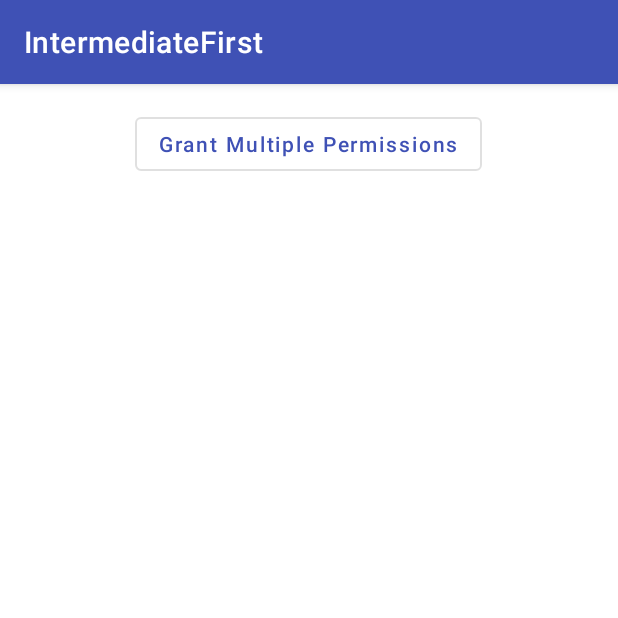
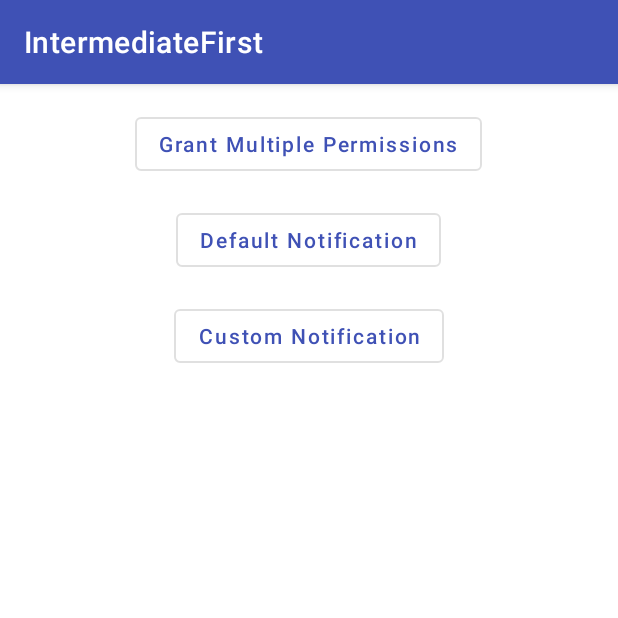
Before and after one commit to meta-jai-garg/android-training, an Android app: the screen it shows after launch (MainActivity), on a phone screen of 412 x 824 dp, the top half of it. Run offline under Robolectric (Android 15) with nearby library versions, the phone set to English and light mode, and no system bars.

Commit message:
Local notification complete

```diff
--- a/IntermediateFirst/app/src/main/java/com/metacube/intermediatefirst/MainActivity.java
+++ b/IntermediateFirst/app/src/main/java/com/metacube/intermediatefirst/MainActivity.java
@@ -1,6 +1,11 @@
 package com.metacube.intermediatefirst;
 
 import android.Manifest;
+import android.app.NotificationChannel;
+import android.app.NotificationManager;
+import android.app.PendingIntent;
+import android.content.Context;
+import android.content.Intent;
 import android.content.pm.PackageManager;
 import android.os.Build;
 import android.support.annotation.NonNull;
@@ -8,17 +13,19 @@ import android.support.annotation.RequiresApi;
 import android.support.design.button.MaterialButton;
 import android.support.design.widget.Snackbar;
 import android.support.v4.app.ActivityCompat;
+import android.support.v4.app.NotificationCompat;
+import android.support.v4.app.NotificationManagerCompat;
 import android.support.v4.content.ContextCompat;
 import android.os.Bundle;
-import android.util.Log;
-import android.view.View;
 import android.widget.Toast;
 
-import java.util.Arrays;
 
 public class MainActivity extends BaseActivity {
 
-    private MaterialButton grantMultiplePermissionBtn;
+    private MaterialButton grantMultiplePermissionBtn, defaultNotificationBtn,
+            customNotificationBtn;
+
+    private final String CHANNEL_ID = "System";
 
     @Override
     protected void onCreate(Bundle savedInstanceState) {
@@ -31,12 +38,15 @@ public class MainActivity extends BaseActivity {
                     CONTACT_PERMISSION_REQUEST_CODE);
         }
 
+        createNotificationChannel();
         init();
         methodListener();
     }
 
     private void init() {
         grantMultiplePermissionBtn = findViewById(R.id.grantMultiplePermissionBtn);
+        defaultNotificationBtn = findViewById(R.id.defaultNotificationBtn);
+        customNotificationBtn = findViewById(R.id.customNotificationBtn);
     }
 
     private void methodListener() {
@@ -48,6 +58,66 @@ public class MainActivity extends BaseActivity {
                         MULTIPLE_PERMISSIONS_REQUEST_CODE);
             }
         });
+
+        defaultNotificationBtn.setOnClickListener(v -> {
+            Intent intent = new Intent(this, NotificationDetailsActivity.class);
+            intent.setFlags(Intent.FLAG_ACTIVITY_NEW_TASK | Intent.FLAG_ACTIVITY_CLEAR_TASK);
+            PendingIntent pendingIntent = PendingIntent.getActivity(this, 0, intent, 0);
+            NotificationCompat.Builder notificationBuilder = new NotificationCompat.Builder(this,
+                    CHANNEL_ID)
+                    .setSmallIcon(android.R.drawable.ic_btn_speak_now)
+                    .setContentTitle(getString(R.string.notification_title))
+                    .setContentText(getString(R.string.notification_content))
+                    .setPriority(NotificationCompat.PRIORITY_DEFAULT)
+                    .setAutoCancel(true)
+                    .setStyle(
+                            new NotificationCompat.BigTextStyle()
+                                    .bigText(getString(R.string.notification_content))
+                    ).setContentIntent(pendingIntent);
+            NotificationManagerCompat notificationManagerCompat = NotificationManagerCompat.from
+                    (this);
+            notificationManagerCompat.notify(1, notificationBuilder.build());
+        });
+
+        customNotificationBtn.setOnClickListener(v -> {
+            NotificationManagerCompat notificationManagerCompat = NotificationManagerCompat.from
+                    (this);
+            NotificationCompat.Builder notificationBuilder = new NotificationCompat.Builder(this,
+                    CHANNEL_ID)
+                    .setSmallIcon(android.R.drawable.arrow_down_float)
+                    .setContentTitle("Image Download")
+                    .setContentText("Download in progress")
+                    .setPriority(NotificationCompat.PRIORITY_LOW)
+                    .setProgress(100, 0, false);
+            notificationManagerCompat.notify(2, notificationBuilder.build());
+
+            new Thread(() -> {
+                for (int i = 1; i <= 100; i++) {
+                    notificationBuilder.setProgress(100, i, false);
+                    notificationManagerCompat.notify(2, notificationBuilder.build());
+                    try {
+                        Thread.sleep(100);
+                    } catch (InterruptedException e) {
+                        e.printStackTrace();
+                    }
+                }
+                notificationBuilder.setContentText("Download Complete")
+                        .setProgress(0, 0, false);
+                notificationManagerCompat.notify(2, notificationBuilder.build());
+            }).start();
+        });
+    }
+
+    private void createNotificationChannel() {
+        if (Build.VERSION.SDK_INT >= Build.VERSION_CODES.O) {
+            CharSequence name = getString(R.string.channel_name);
+            String description = getString(R.string.channel_description);
+            int importance = NotificationManager.IMPORTANCE_DEFAULT;
+            NotificationChannel channel = new NotificationChannel(CHANNEL_ID, name, importance);
+            channel.setDescription(description);
+            NotificationManager notificationManager = getSystemService(NotificationManager.class);
+            notificationManager.createNotificationChannel(channel);
+        }
     }
 
     @RequiresApi(api = Build.VERSION_CODES.M)
--- a/IntermediateFirst/app/src/main/res/layout/activity_main.xml
+++ b/IntermediateFirst/app/src/main/res/layout/activity_main.xml
@@ -1,6 +1,5 @@
 <?xml version="1.0" encoding="utf-8"?>
 <LinearLayout xmlns:android="http://schemas.android.com/apk/res/android"
-    xmlns:app="http://schemas.android.com/apk/res-auto"
     xmlns:tools="http://schemas.android.com/tools"
     android:id="@+id/container"
     android:layout_width="match_parent"
@@ -17,4 +16,25 @@
         android:layout_marginTop="16dp"
         android:text="@string/grant_multiple_permissions"
         android:textAllCaps="false" />
+
+    <android.support.design.button.MaterialButton
+        android:id="@+id/defaultNotificationBtn"
+        style="@style/Widget.MaterialComponents.Button.OutlinedButton"
+        android:layout_width="wrap_content"
+        android:layout_height="wrap_content"
+        android:layout_gravity="center"
+        android:layout_marginTop="16dp"
+        android:text="@string/default_notification"
+        android:textAllCaps="false" />
+
+    <android.support.design.button.MaterialButton
+        android:id="@+id/customNotificationBtn"
+        style="@style/Widget.MaterialComponents.Button.OutlinedButton"
+        android:layout_width="wrap_content"
+        android:layout_height="wrap_content"
+        android:layout_gravity="center"
+        android:layout_marginTop="16dp"
+        android:text="@string/custom_notification"
+        android:textAllCaps="false" />
+
 </LinearLayout>
--- a/IntermediateFirst/app/src/main/res/values/strings.xml
+++ b/IntermediateFirst/app/src/main/res/values/strings.xml
@@ -2,4 +2,12 @@
     <string name="app_name">IntermediateFirst</string>
     <string name="grant_multiple_permissions">Grant Multiple Permissions</string>
     <string name="permission_dialog_message">Please allow permissions in order to use full functionality of application.</string>
+    <string name="get_notification">Get Notification</string>
+    <string name="see_video">See Video</string>
+    <string name="default_notification">Default Notification</string>
+    <string name="custom_notification">Custom Notification</string>
+    <string name="notification_title">System Notification</string>
+    <string name="notification_content">This notification is good. You can do amazing stuff directly from here. You can actually do many things and in a while I\'m gonna tell you all those.</string>
+    <string name="channel_name">System</string>
+    <string name="channel_description">Require To Notify System Components</string>
 </resources>
--- a/IntermediateFirst/app/src/main/res/values/styles.xml
+++ b/IntermediateFirst/app/src/main/res/values/styles.xml
@@ -1,4 +1,4 @@
-<resources>
+<resources xmlns:tools="http://schemas.android.com/tools">
 
     <style name="AppTheme" parent="Theme.MaterialComponents.Light.DarkActionBar">
         <item name="colorPrimary">@color/colorPrimary</item>
@@ -6,14 +6,15 @@
         <item name="colorAccent">@color/colorAccent</item>
     </style>
 
-    <style name="CustomDialogTheme" parent="Theme.MaterialComponents.Light.Dialog.Alert">
+    <style name="CustomDialogTheme" parent="Theme.AppCompat.Light.Dialog.Alert">
         <!--buttons color-->
         <item name="colorAccent">@color/colorAccent</item>
         <!--title and message color-->
         <item name="android:textColorPrimary">@android:color/black</item>
         <!--dialog background-->
         <item name="android:windowBackground">@drawable/dialog_background</item>
-        <item name="android:buttonBarStyle">@style/Widget.MaterialComponents.Button.TextButton
+        <item name="android:buttonBarPositiveButtonStyle" tools:targetApi="lollipop">
+            @style/Widget.MaterialComponents.Button.TextButton.Dialog
         </item>
     </style>
 </resources>
```
Also changed, not shown: IntermediateFirst/app/src/main/AndroidManifest.xml (+5 -4 lines), IntermediateFirst/app/src/main/java/com/metacube/intermediatefirst/NotificationDetailsActivity.java (added, +13 -0 lines), IntermediateFirst/app/src/main/res/layout/activity_notification_details.xml (added, +9 -0 lines).
